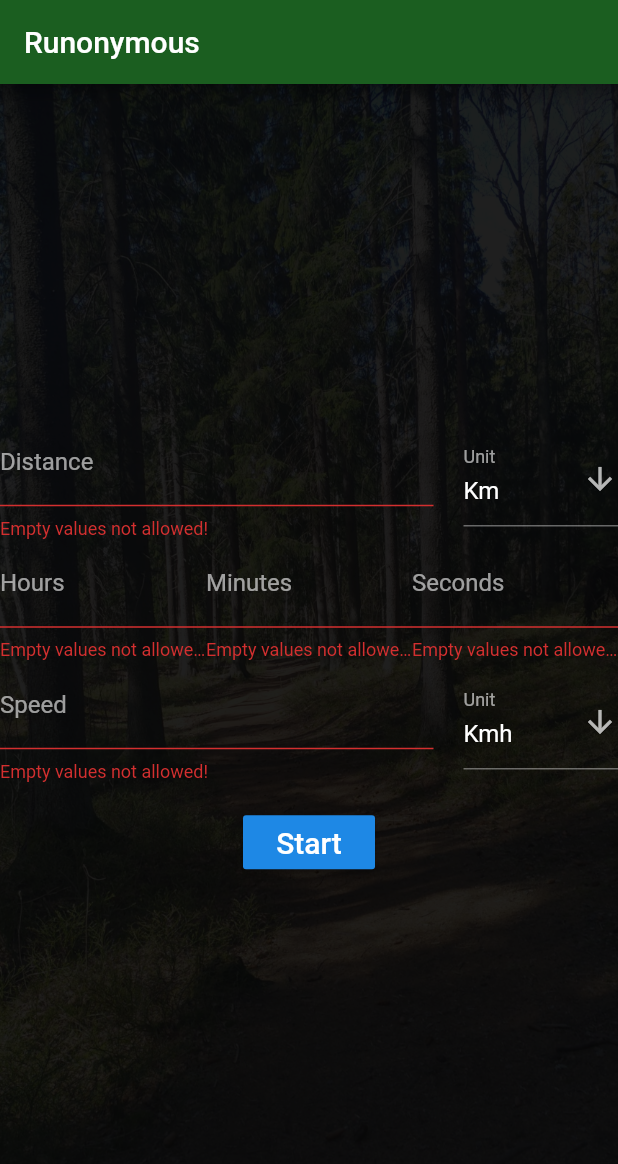
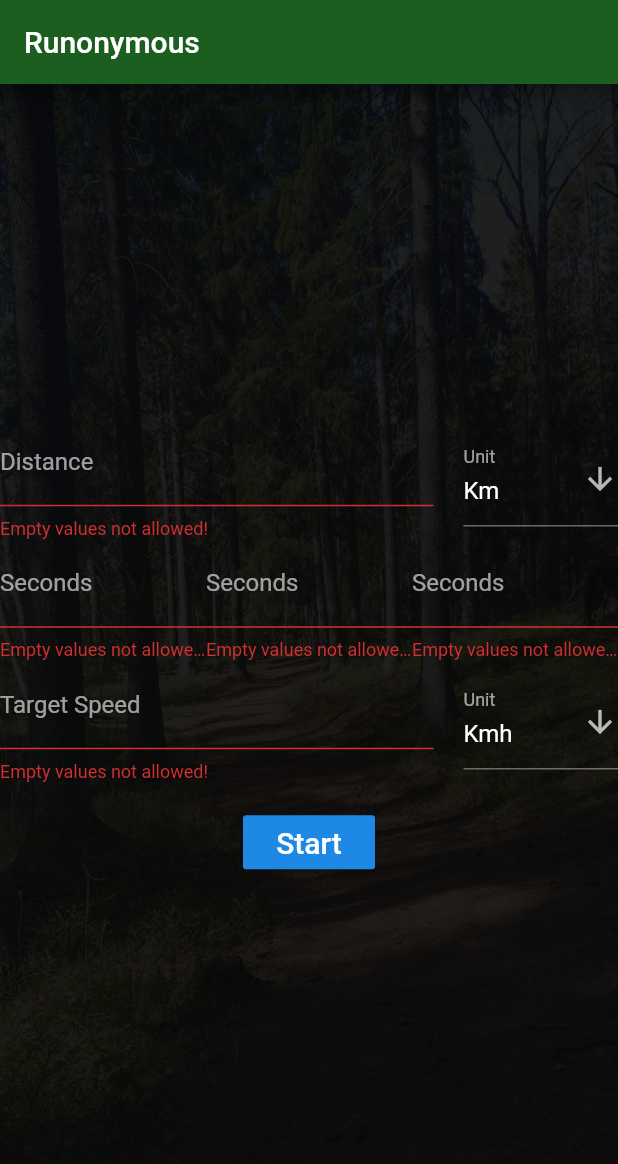
Before and after one commit to temedeus/runanonymous, a Flutter app: the screen it shows after launch, after a tap on "Start", on a phone screen of 412 x 824 dp. Shown: the top 1164 px of the screen. Run offline on Flutter 3.47's test engine with Material 2 defaults, Android fonts, the light colour scheme and no system bars; our stand-ins replace location.

Commit message:
BloC work.

```diff
--- a/lib/bloc/RunningTargetBloc.dart
+++ b/lib/bloc/RunningTargetBloc.dart
@@ -12,6 +12,22 @@ class RunningTargetBloc extends AbstractBloc {
 
   RunningTarget _runningTarget = new RunningTarget();
 
+  void updateSpeed(runningTarget) {
+    this._runningTarget = runningTarget;
+    _runningTargetStreamController.sink.add(_runningTarget);
+  }
+
+  void updateTime(runningTime) {
+    this._runningTarget.time = runningTime;
+
+    _runningTargetStreamController.sink.add(_runningTarget);
+  }
+
+  void updateDistance(runningTarget) {
+    this._runningTarget = runningTarget;
+    _runningTargetStreamController.sink.add(_runningTarget);
+  }
+
   void updateRunningTarget(runningTarget) {
     this._runningTarget = runningTarget;
     _runningTargetStreamController.sink.add(_runningTarget);
--- a/lib/component/common/NumberInputField.dart
+++ b/lib/component/common/NumberInputField.dart
@@ -3,13 +3,20 @@ import 'package:flutter/material.dart';
 import 'package:runanonymous/validator/Validators.dart';
 
 class NumberInputField extends StatelessWidget {
-  NumberInputField(this.label, this.onSaved, {this.validator, this.hintText});
+  NumberInputField(this.label,
+      {this.onSaved,
+      this.validator,
+      this.hintText,
+      this.controller,
+      this.enabled = true});
 
   final String label;
 
   final FormFieldSetter<String> onSaved;
   final FormFieldValidator<String> validator;
   final String hintText;
+  final TextEditingController controller;
+  final bool enabled;
 
   @override
   Widget build(BuildContext context) {
@@ -17,6 +24,8 @@ class NumberInputField extends StatelessWidget {
         decoration: InputDecoration(labelText: label, hintText: hintText),
         keyboardType: TextInputType.number,
         inputFormatters: [],
+        enabled: enabled,
+        controller: controller,
         validator: validator != null
             ? validator
             : Validators().defaultNumericValidator,
--- a/lib/component/RunningTargetForm.dart
+++ b/lib/component/runningtargetform/RunningTargetForm.dart
@@ -1,16 +1,14 @@
 // Create a Form widget.
 import 'package:flutter/cupertino.dart';
 import 'package:flutter/material.dart';
-import 'package:runanonymous/bloc/RunningTargetBloc.dart';
 import 'package:runanonymous/common/DistanceUnit.dart';
 import 'package:runanonymous/common/RouteMapping.dart';
 import 'package:runanonymous/common/SpeedUnit.dart';
 import 'package:runanonymous/component/common/NumberInputField.dart';
-import 'package:runanonymous/model/RunningTarget.dart';
-import 'package:runanonymous/validator/Validators.dart';
 
-import 'common/FormDropdownWidget.dart';
-import 'common/MainMenuButton.dart';
+import '../common/FormDropdownWidget.dart';
+import '../common/MainMenuButton.dart';
+import 'TimeInput.dart';
 
 /// Form for setting up targets for your running sessions. I.e. distance, time
 /// and speed.
@@ -25,10 +23,6 @@ class RunningTargetForm extends StatefulWidget {
 
 class RunningTargetFormState extends State<RunningTargetForm> {
   final _formKey = GlobalKey<FormState>();
-  int _distance;
-
-  int _time;
-  int _speed;
 
   @override
   Widget build(BuildContext context) {
@@ -37,11 +31,13 @@ class RunningTargetFormState extends State<RunningTargetForm> {
       child: Column(
         children: <Widget>[
           _buildDistanceField(),
-          _buildTimeField(),
+          TimeInput(),
           _buildSpeedField(),
           Padding(
               padding: const EdgeInsets.symmetric(vertical: 16.0),
-              child: MainMenuButton("Start", () => formSubmitAction())),
+              child: MainMenuButton("Start", () {
+                formSubmitAction();
+              })),
         ],
       ),
     );
@@ -58,11 +54,7 @@ class RunningTargetFormState extends State<RunningTargetForm> {
                   padding: const EdgeInsets.only(right: 20),
                   child: NumberInputField(
                     "Distance",
-                    (String value) {
-                      setState(() {
-                        _distance = int.tryParse(value);
-                      });
-                    },
+                    onSaved: (String value) {},
                     hintText: "0",
                   ),
                 )),
@@ -78,35 +70,6 @@ class RunningTargetFormState extends State<RunningTargetForm> {
     );
   }
 
-  Widget _buildTimeField() {
-    return Column(
-      children: <Widget>[
-        Row(
-          children: <Widget>[
-            Expanded(
-              flex: 1,
-              child: NumberInputField("Hours", (text) {},
-                  hintText: "00",
-                  validator: Validators().getNumberRangeValidator(0, 100)),
-            ),
-            Expanded(
-              flex: 1,
-              child: NumberInputField("Minutes", (text) {},
-                  hintText: "00",
-                  validator: Validators().getNumberRangeValidator(0, 60)),
-            ),
-            Expanded(
-              flex: 1,
-              child: NumberInputField("Seconds", (text) {},
-                  hintText: "00",
-                  validator: Validators().getNumberRangeValidator(0, 60)),
-            )
-          ],
-        ),
-      ],
-    );
-  }
-
   Widget _buildSpeedField() {
     return Column(
       children: <Widget>[
@@ -116,15 +79,8 @@ class RunningTargetFormState extends State<RunningTargetForm> {
                 flex: 3,
                 child: Padding(
                   padding: const EdgeInsets.only(right: 20),
-                  child: NumberInputField(
-                    "Speed",
-                    (String value) {
-                      setState(() {
-                        _speed = int.tryParse(value);
-                      });
-                    },
-                    hintText: "0",
-                  ),
+                  child: NumberInputField("Target Speed",
+                      onSaved: (String value) {}, hintText: "0"),
                 )),
             Expanded(
                 child: FormDropDownWidget(
@@ -139,12 +95,7 @@ class RunningTargetFormState extends State<RunningTargetForm> {
   }
 
   void formSubmitAction() {
-    RunningTarget target = new RunningTarget();
-    target.distance = _distance;
-    target.speed = _speed;
-
     if (_formKey.currentState.validate()) {
-      runningTargetBloc.updateRunningTarget(target);
       Navigator.pushNamed(context, RouteMapping.TRACKING.path);
     }
   }
--- /dev/null
+++ b/lib/component/runningtargetform/TimeInput.dart
@@ -0,0 +1,91 @@
+import 'package:flutter/cupertino.dart';
+import 'package:runanonymous/bloc/RunningTargetBloc.dart';
+import 'package:runanonymous/model/RunningTime.dart';
+
+import '../common/NumberInputField.dart';
+
+class TimeInput extends StatefulWidget {
+  TimeInput({Key key}) : super(key: key);
+
+  @override
+  _TimeInputState createState() => _TimeInputState();
+}
+
+class _TimeInputState extends State<TimeInput> {
+  final TextEditingController _hourController = TextEditingController();
+  final TextEditingController _minuteController = TextEditingController();
+  final TextEditingController _secondController = TextEditingController();
+
+  _TimeInputState() {
+    addControllerListeners();
+  }
+
+  void addControllerListeners() {
+    VoidCallback listener = () => {
+          runningTargetBloc.updateTime(RunningTime()
+            ..hour = int.tryParse(_hourController.text)
+            ..minute = int.tryParse(_minuteController.text)
+            ..seconds = int.tryParse(_secondController.text))
+        };
+    _hourController.addListener(listener);
+    _minuteController.addListener(listener);
+    _secondController.addListener(listener);
+  }
+
+  List<Widget> getInputFields() {
+    String _hintText = "";
+    return <Widget>[
+      createInputField(
+        "Hours",
+        _hintText,
+        _hourController,
+      ),
+      createInputField(
+        "Minutes",
+        _hintText,
+        _minuteController,
+      ),
+      createInputField(
+        "Seconds",
+        _hintText,
+        _secondController,
+      )
+    ];
+  }
+
+  Expanded createInputField(title, hint, controller) {
+    return Expanded(
+      flex: 1,
+      child: NumberInputField(
+        "Seconds",
+        hintText: hint,
+        controller: controller,
+      ),
+    );
+  }
+
+  void updateComponent(RunningTime runningTime) {
+    _hourController.text = runningTime.hour.toString();
+    _minuteController.text = runningTime.minute.toString();
+    _secondController.text = runningTime.seconds.toString();
+  }
+
+  @override
+  void dispose() {
+    _hourController.dispose();
+    _minuteController.dispose();
+    _secondController.dispose();
+    super.dispose();
+  }
+
+  @override
+  Widget build(BuildContext context) {
+    return Column(
+      children: <Widget>[
+        Row(
+          children: getInputFields(),
+        ),
+      ],
+    );
+  }
+}
--- a/lib/main.dart
+++ b/lib/main.dart
@@ -10,7 +10,9 @@ void main() => runApp(RunanonymousApp());
 class RunanonymousApp extends StatelessWidget {
   @override
   Widget build(BuildContext context) {
-    return MaterialApp(
+    return BlocProvider(
+      bloc: runningTargetBloc,
+      child: MaterialApp(
           theme: new ThemeData(
               primaryColor: Colors.white,
               primarySwatch: Colors.blue,
@@ -21,8 +23,10 @@ class RunanonymousApp extends StatelessWidget {
           initialRoute: INITIAL_ROUTE.path,
           routes: {
             RouteMapping.HOME.path: (context) => _AppTemplate(MainPage()),
-          RouteMapping.TRACKING.path: (context) => _AppTemplate(TrackingPage())
-        });
+            RouteMapping.TRACKING.path: (context) =>
+                _AppTemplate(TrackingPage())
+          }),
+    );
   }
 }
 
@@ -30,11 +34,10 @@ class RunanonymousApp extends StatelessWidget {
 class _AppTemplate extends StatelessWidget {
   _AppTemplate(this.widget);
   final Widget widget;
+
   @override
   Widget build(BuildContext context) {
-    return BlocProvider(
-      bloc: runningTargetBloc,
-      child: Scaffold(
+    return Scaffold(
         appBar: AppBar(
           title: Text('Runonymous'),
           backgroundColor: Colors.green[900],
@@ -50,7 +53,6 @@ class _AppTemplate extends StatelessWidget {
               ),
             ),
             constraints: BoxConstraints.expand(),
-              child: widget)),
-    );
+            child: widget));
   }
 }
--- a/lib/model/RunningTarget.dart
+++ b/lib/model/RunningTarget.dart
@@ -1,11 +1,12 @@
 import 'package:runanonymous/common/DistanceUnit.dart';
 import 'package:runanonymous/common/SpeedUnit.dart';
+import 'package:runanonymous/model/RunningTime.dart';
 
 /// Model for running target specifications.
 class RunningTarget {
   int distance;
   DistanceUnit distanceUnit;
-  int time;
+  RunningTime time;
   int speed;
   SpeedUnit speedUnit;
 }
--- /dev/null
+++ b/lib/model/RunningTime.dart
@@ -0,0 +1,5 @@
+class RunningTime {
+  int hour;
+  int minute;
+  int seconds;
+}
--- a/lib/screen/MainApp.dart
+++ b/lib/screen/MainApp.dart
@@ -1,6 +1,6 @@
 import 'package:flutter/cupertino.dart';
 import 'package:flutter/material.dart';
-import 'package:runanonymous/component/RunningTargetForm.dart';
+import 'package:runanonymous/component/runningtargetform/RunningTargetForm.dart';
 
 /// Main page where user inputs running data.
 class MainPage extends StatelessWidget {
```
Also changed, not shown: 1 other file. Lines whose indentation alone changed are shown as unchanged.
